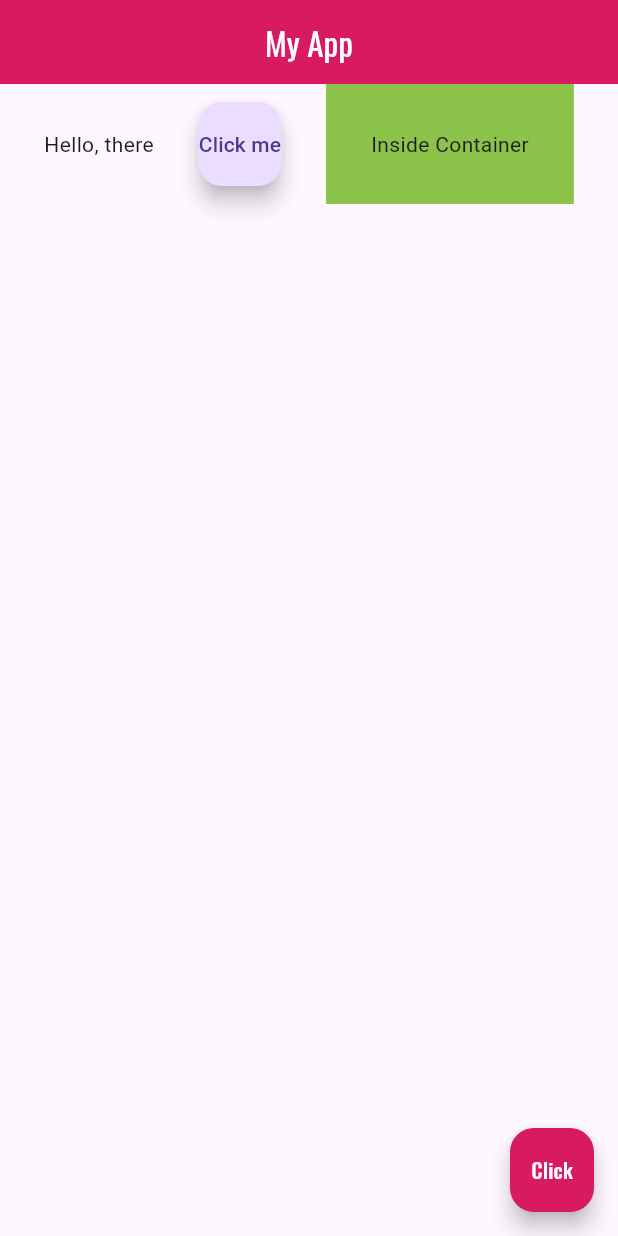
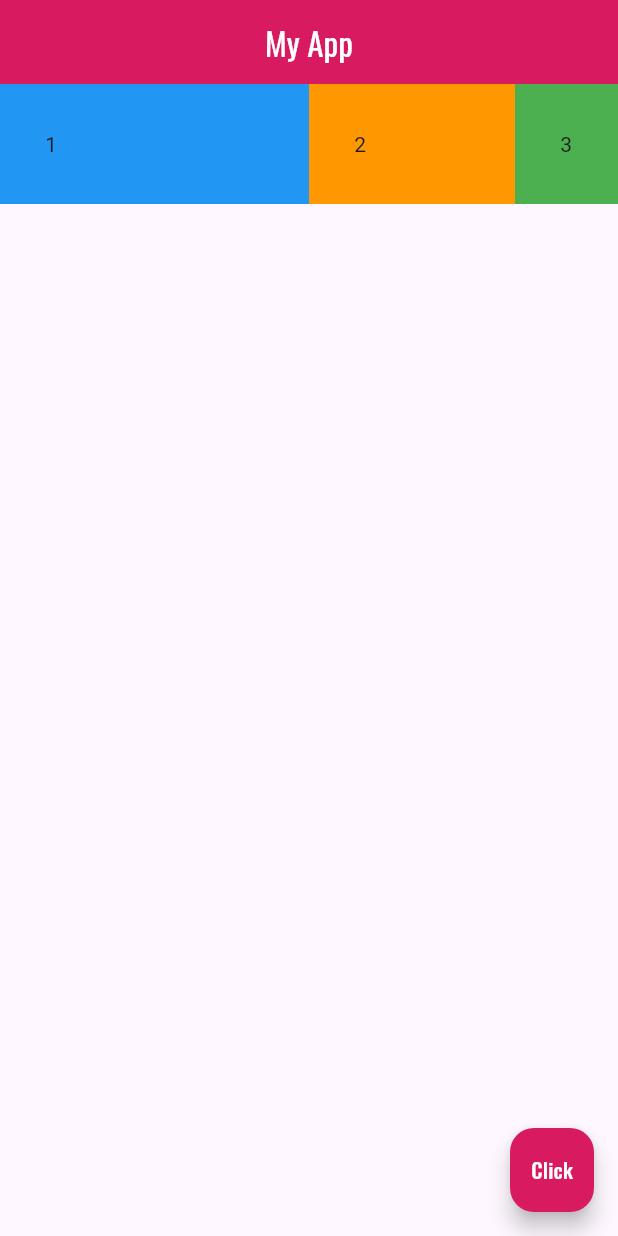
Before and after one commit to chaitraboggaram/Flutter-App, a Flutter app: the screen it shows after launch, on a phone screen of 412 x 824 dp. Run offline on Flutter 3.47's test engine with Material 3 defaults, Android fonts, the phone set to English and light mode, and no system bars.

Commit message:
Expanding widgets

```diff
--- a/myapp/lib/main.dart
+++ b/myapp/lib/main.dart
@@ -20,21 +20,31 @@ class Home extends StatelessWidget {
         backgroundColor: Colors.pink[600],
       ),
       body: Row(
-        mainAxisAlignment: MainAxisAlignment.spaceEvenly,
         children: [
-          Text("Hello, there"),
-          FloatingActionButton(
-            child: Text("Click me"),
-            onPressed: (){
-              print("You clicked me!");
-            }
+          Expanded(
+            flex: 3,
+            child: Container(
+              padding: EdgeInsets.all(30),
+              color: Colors.blue,
+              child: Text("1"),
+            ),
           ),
-          Container(
-            color: Colors.lightGreen,
-            padding: EdgeInsets.all(30),
-            child: Text("Inside Container"),
-          )
-
+          Expanded(
+            flex: 2,
+            child: Container(
+              padding: EdgeInsets.all(30),
+              color: Colors.orange,
+              child: Text("2"),
+            ),
+          ),
+          Expanded(
+            flex: 1,
+            child: Container(
+              padding: EdgeInsets.all(30),
+              color: Colors.green,
+              child: Text("3"),
+            ),
+          ),
         ],
       ),
 
```
Also changed, not shown: myapp/assets/IMG_0461.jpg (added), 1 other file.
